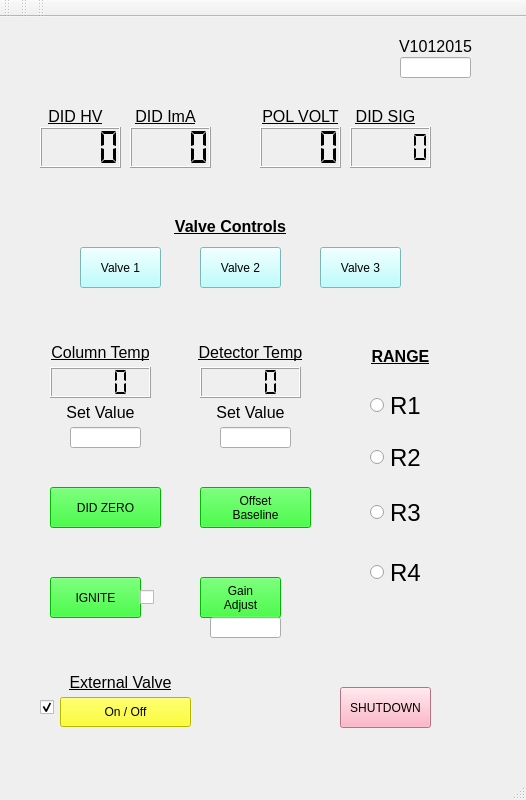
First picture: the form in 590_DID_DIG/_590_did_dig.ui, repository MaLeVoLenT1/59000, before the edit.
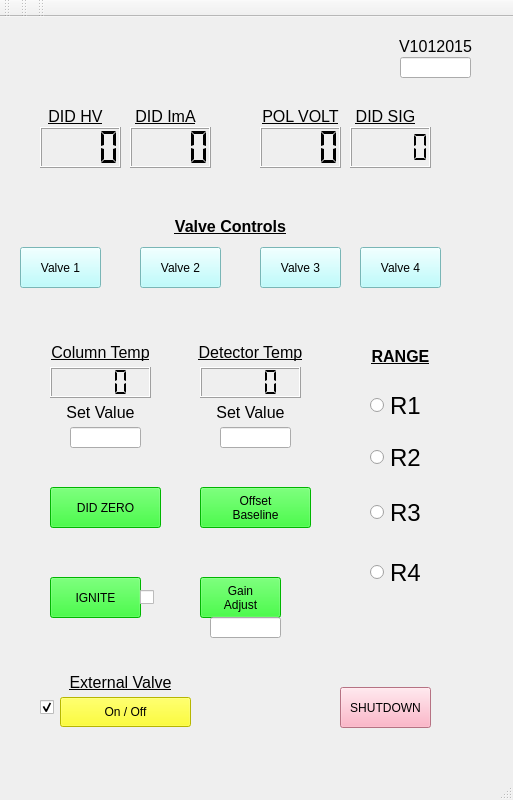
Second picture: the form after the edit.

Patch:
```diff
--- a/590_DID_DIG/_590_did_dig.ui
+++ b/590_DID_DIG/_590_did_dig.ui
@@ -6,7 +6,7 @@
    <rect>
     <x>0</x>
     <y>0</y>
-    <width>526</width>
+    <width>513</width>
     <height>800</height>
    </rect>
   </property>
@@ -4020,7 +4020,7 @@
    <widget class="QPushButton" name="v2_pushButton">
     <property name="geometry">
      <rect>
-      <x>200</x>
+      <x>140</x>
       <y>230</y>
       <width>81</width>
       <height>41</height>
@@ -4469,8 +4469,8 @@
    <widget class="QPushButton" name="v4_pushButton">
     <property name="geometry">
      <rect>
-      <x>540</x>
-      <y>240</y>
+      <x>360</x>
+      <y>230</y>
       <width>81</width>
       <height>41</height>
      </rect>
@@ -4918,7 +4918,7 @@
    <widget class="QPushButton" name="v1_pushButton">
     <property name="geometry">
      <rect>
-      <x>80</x>
+      <x>20</x>
       <y>230</y>
       <width>81</width>
       <height>41</height>
@@ -5367,7 +5367,7 @@
    <widget class="QPushButton" name="v3_pushButton">
     <property name="geometry">
      <rect>
-      <x>320</x>
+      <x>260</x>
       <y>230</y>
       <width>81</width>
       <height>41</height>
```
Left out of the diff: 2 changed lines with no effect on the pictures.
